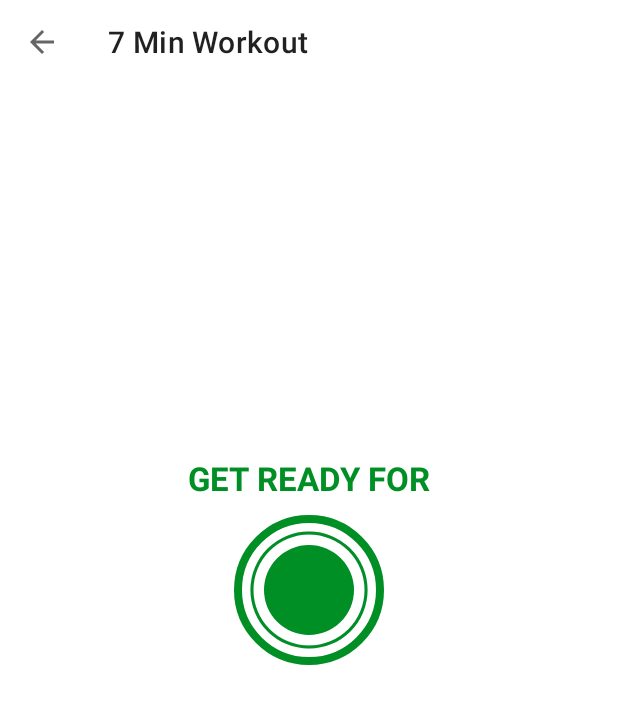
After one commit to Xan-Kerem/7MinWorkout, an Android app: the ExerciseActivity screen opened directly, with no data from a screen before it, on a phone screen of 412 x 824 dp. The commit adds this screen. Shown: the top 704 px of the screen. Run offline under Robolectric (Android 15) with nearby library versions, the phone set to English and light mode, and no system bars.

Commit message:
shapes and ExerciseActivity.kt are added!

```diff
--- a/app/src/main/AndroidManifest.xml
+++ b/app/src/main/AndroidManifest.xml
@@ -9,6 +9,10 @@
         android:roundIcon="@mipmap/ic_launcher_round"
         android:supportsRtl="true"
         android:theme="@style/Theme.7MinWorkout">
+        <activity
+            android:name=".ExerciseActivity"
+            android:screenOrientation="portrait"
+            android:theme="@style/Theme.MaterialComponents.DayNight.NoActionBar" />
         <activity
             android:name=".MainActivity"
             android:screenOrientation="portrait"
--- /dev/null
+++ b/app/src/main/java/com/example/a7minworkout/ExerciseActivity.kt
@@ -0,0 +1,27 @@
+package com.example.a7minworkout
+
+import android.os.Bundle
+import androidx.appcompat.app.AppCompatActivity
+import com.example.a7minworkout.databinding.ActivityExcerciseBinding
+
+class ExerciseActivity : AppCompatActivity() {
+
+    private lateinit var binding: ActivityExcerciseBinding
+
+    override fun onCreate(savedInstanceState: Bundle?) {
+        super.onCreate(savedInstanceState)
+
+        binding = ActivityExcerciseBinding.inflate(layoutInflater)
+
+        setContentView(binding.root)
+
+        setSupportActionBar(binding.toolbarExerciseActivity)
+
+        supportActionBar?.setDisplayHomeAsUpEnabled(true)
+
+        binding.toolbarExerciseActivity.setNavigationOnClickListener {
+            onBackPressed()
+        }
+
+    }
+}
--- a/app/src/main/java/com/example/a7minworkout/MainActivity.kt
+++ b/app/src/main/java/com/example/a7minworkout/MainActivity.kt
@@ -1,7 +1,7 @@
 package com.example.a7minworkout
 
+import android.content.Intent
 import android.os.Bundle
-import android.widget.Toast
 import androidx.appcompat.app.AppCompatActivity
 import com.example.a7minworkout.databinding.ActivityMainBinding
 
@@ -11,10 +11,15 @@ class MainActivity : AppCompatActivity() {
 
     override fun onCreate(savedInstanceState: Bundle?) {
         super.onCreate(savedInstanceState)
+
         binding = ActivityMainBinding.inflate(layoutInflater)
+
         setContentView(binding.root)
+
         binding.llStart.setOnClickListener {
-            Toast.makeText(this, "s7en!", Toast.LENGTH_SHORT).show()
+
+            startActivity(Intent(this, ExerciseActivity::class.java))
+
         }
     }
 }
--- /dev/null
+++ b/app/src/main/res/drawable/circular_progress_gray.xml
@@ -0,0 +1,13 @@
+<?xml version="1.0" encoding="utf-8"?>
+<layer-list xmlns:android="http://schemas.android.com/apk/res/android">
+    <item>
+        <shape
+            android:innerRadiusRatio="2.7"
+            android:shape="ring"
+            android:thicknessRatio="50.0"
+            android:useLevel="false">
+            <solid android:color="#D4DEE7" />
+        </shape>
+    </item>
+
+</layer-list>
--- /dev/null
+++ b/app/src/main/res/drawable/circular_progressbar.xml
@@ -0,0 +1,12 @@
+<?xml version="1.0" encoding="utf-8"?>
+<layer-list xmlns:android="http://schemas.android.com/apk/res/android">
+        <item>
+            <shape android:shape="ring"
+                android:innerRadiusRatio="2.7"
+                android:thicknessRatio="50.0"
+                android:useLevel="true">
+                <solid android:color="@color/accent"/>
+            </shape>
+        </item>
+
+</layer-list>
--- /dev/null
+++ b/app/src/main/res/drawable/item_circular_color_accent_background.xml
@@ -0,0 +1,6 @@
+<?xml version="1.0" encoding="utf-8"?>
+<shape xmlns:android="http://schemas.android.com/apk/res/android"
+    android:shape="oval">
+    <solid android:color="@color/accent" />
+
+</shape>
--- /dev/null
+++ b/app/src/main/res/layout/activity_excercise.xml
@@ -0,0 +1,168 @@
+<?xml version="1.0" encoding="utf-8"?>
+<androidx.constraintlayout.widget.ConstraintLayout xmlns:android="http://schemas.android.com/apk/res/android"
+    xmlns:app="http://schemas.android.com/apk/res-auto"
+    xmlns:tools="http://schemas.android.com/tools"
+    android:layout_width="match_parent"
+    android:layout_height="match_parent"
+    tools:context=".ExerciseActivity">
+
+    <com.google.android.material.appbar.MaterialToolbar
+        android:id="@+id/toolbar_exercise_activity"
+        android:layout_width="match_parent"
+        android:layout_height="?android:attr/actionBarSize"
+        android:background="@color/white"
+        app:layout_constraintTop_toTopOf="parent" />
+
+    <LinearLayout
+        android:id="@+id/llRestView"
+        android:layout_width="match_parent"
+        android:layout_height="match_parent"
+        android:gravity="center"
+        android:orientation="vertical"
+        app:layout_constraintTop_toBottomOf="@id/toolbar_exercise_activity">
+
+        <TextView
+            android:layout_width="wrap_content"
+            android:layout_height="wrap_content"
+            android:text="GET READY FOR"
+            android:textColor="@color/accent"
+            android:textSize="22sp"
+            android:textStyle="bold" />
+
+        <FrameLayout
+            android:layout_width="100dp"
+            android:layout_height="100dp"
+            android:layout_marginTop="10dp"
+            android:background="@drawable/item_circular_color_accent_border">
+
+            <ProgressBar
+                android:id="@+id/progressBar"
+                style="?android:attr/progressBarStyleHorizontal"
+                android:layout_width="100dp"
+                android:layout_height="100dp"
+                android:layout_gravity="center"
+                android:background="@drawable/circular_progress_gray"
+                android:indeterminate="false"
+                android:max="10"
+                android:progress="100"
+                android:progressDrawable="@drawable/circular_progressbar"
+                android:rotation="-90" />
+
+            <LinearLayout
+                android:layout_width="60dp"
+                android:layout_height="60dp"
+                android:layout_gravity="center"
+                android:background="@drawable/item_circular_color_accent_background"
+                android:gravity="center">
+
+                <TextView
+                    android:id="@+id/tvTimer"
+                    android:layout_width="wrap_content"
+                    android:layout_height="wrap_content"
+                    android:textColor="#FFFFFF"
+                    android:textSize="25sp"
+                    android:textStyle="bold"
+                    tools:text="10" />
+            </LinearLayout>
+        </FrameLayout>
+
+        <TextView
+            android:layout_width="wrap_content"
+            android:layout_height="wrap_content"
+            android:layout_marginTop="20dp"
+            android:text="UPCOMING EXERCISE : "
+            android:textSize="16sp"
+            android:visibility="invisible" />
+
+        <TextView
+            android:id="@+id/tvUpcomingExerciseName"
+            android:layout_width="wrap_content"
+            android:layout_height="wrap_content"
+            android:layout_marginTop="5dp"
+            android:textColor="#212121"
+            android:textSize="22sp"
+            android:textStyle="bold"
+            tools:text="Exercise Name" />
+
+    </LinearLayout>
+
+    <LinearLayout
+        android:id="@+id/llExerciseView"
+        android:layout_width="match_parent"
+        android:layout_height="match_parent"
+        android:layout_above="@id/rvExerciseStatus"
+        android:layout_below="@id/toolbar_exercise_activity"
+        android:gravity="bottom|center_horizontal"
+        android:orientation="vertical"
+        android:visibility="gone"
+        tools:visibility="gone">
+
+        <ImageView
+            android:id="@+id/ivImage"
+            android:layout_width="match_parent"
+            android:layout_height="0dp"
+            android:layout_weight="1"
+            android:scaleType="fitXY"
+            android:src="@drawable/ic_jumping_jacks" />
+
+        <TextView
+            android:id="@+id/tvExerciseName"
+            android:layout_width="wrap_content"
+            android:layout_height="wrap_content"
+            android:text="Exercise Name"
+            android:textColor="@color/accent"
+            android:textSize="18sp"
+            android:textStyle="bold" />
+
+        <FrameLayout
+            android:layout_width="100dp"
+            android:layout_height="100dp"
+            android:layout_marginTop="15dp"
+            android:layout_marginBottom="15dp"
+            android:background="@drawable/item_circular_color_accent_border">
+
+            <ProgressBar
+                android:id="@+id/progressBarExercise"
+                style="?android:attr/progressBarStyleHorizontal"
+                android:layout_width="100dp"
+                android:layout_height="100dp"
+                android:layout_gravity="center"
+                android:background="@drawable/circular_progress_gray"
+                android:indeterminate="false"
+                android:max="30"
+                android:progress="100"
+                android:progressDrawable="@drawable/circular_progressbar"
+                android:rotation="-90" />
+
+            <LinearLayout
+                android:layout_width="60dp"
+                android:layout_height="60dp"
+                android:layout_gravity="center"
+                android:background="@drawable/item_circular_color_accent_background"
+                android:gravity="center">
+
+                <TextView
+                    android:id="@+id/tvExerciseTimer"
+                    android:layout_width="wrap_content"
+                    android:layout_height="wrap_content"
+                    android:textColor="#FFFFFF"
+                    android:textSize="25sp"
+                    android:textStyle="bold"
+                    tools:text="30" />
+            </LinearLayout>
+        </FrameLayout>
+    </LinearLayout>
+
+    <androidx.recyclerview.widget.RecyclerView
+        android:id="@+id/rvExerciseStatus"
+        android:layout_width="wrap_content"
+        android:layout_height="wrap_content"
+        android:layout_margin="5dp"
+        android:visibility="invisible"
+        app:layout_constraintBottom_toBottomOf="parent"
+        app:layout_constraintEnd_toEndOf="parent"
+        app:layout_constraintStart_toStartOf="parent"
+        app:layout_constraintTop_toBottomOf="@id/toolbar_exercise_activity" />
+
+
+</androidx.constraintlayout.widget.ConstraintLayout>
```
Also changed, not shown: app/src/main/res/drawable/ic_jumping_jacks.png (added).
